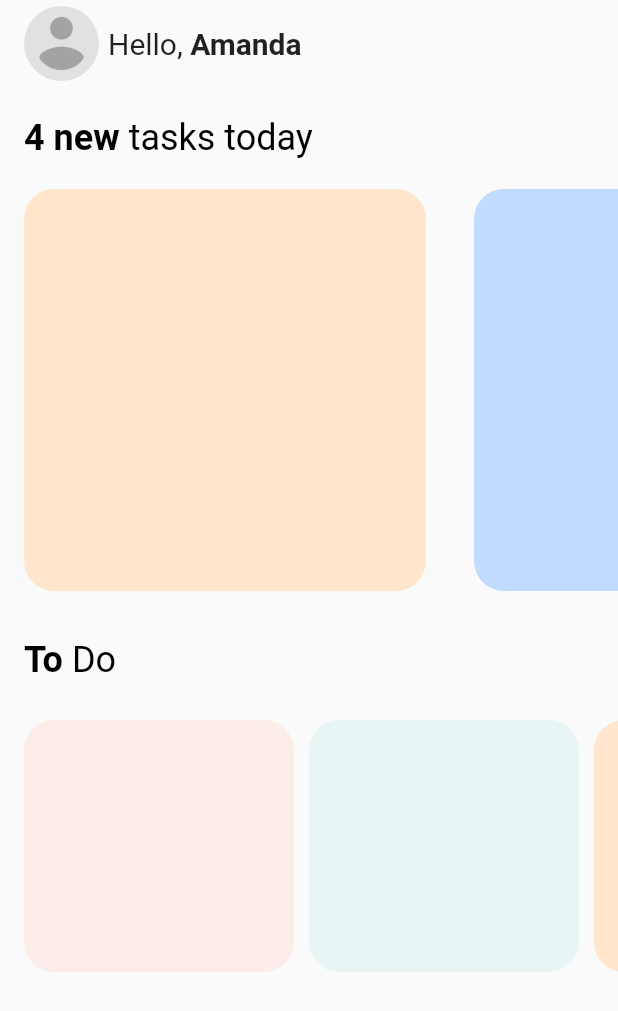
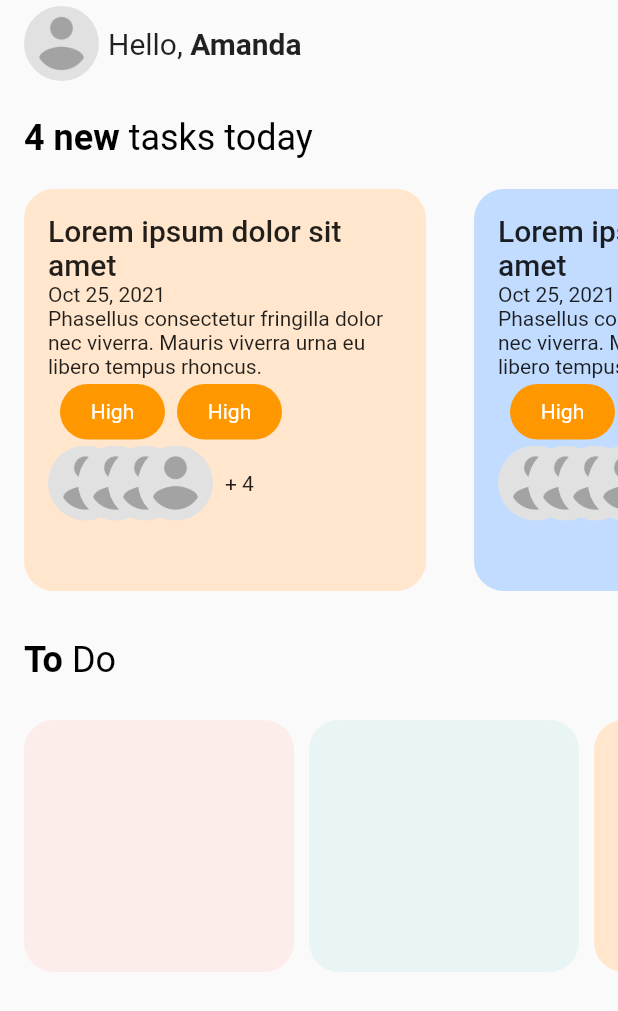
Before and after one commit to RadoslawCzubak/flutter_to_do, a Flutter app: the screen it shows after launch, on a phone screen of 412 x 824 dp. Shown: the top 1011 px of the screen. Run offline on Flutter 3.47's test engine with Material 2 defaults, Android fonts, the phone set to English and light mode, and no system bars.

Commit message:
add Main Item layout

```diff
--- a/lib/dashboard/dashboard_page.dart
+++ b/lib/dashboard/dashboard_page.dart
@@ -128,10 +128,114 @@ class MainItem extends StatelessWidget {
     return Container(
       padding: EdgeInsets.all(16.0),
       child: Container(
+        padding: EdgeInsets.all(16.0),
         decoration: BoxDecoration(
             color: color,
             borderRadius: BorderRadius.all(Radius.circular(20.0))),
+        child: Column(
+          mainAxisAlignment: MainAxisAlignment.start,
+          crossAxisAlignment: CrossAxisAlignment.stretch,
+          children: [
+            Container(
+                child: Text(
+              'Lorem ipsum dolor sit amet',
+              style: TextStyle(fontSize: 20.0, fontWeight: FontWeight.w500),
+            )),
+            DateRow(),
+            TaskDescription(),
+            LabelsRow(),
+            PeoplesRow()
+          ],
+        ),
       ),
+    );
+  }
+}
+
+class TaskDescription extends StatelessWidget {
+  @override
+  Widget build(BuildContext context) {
+    return Container(
+        child: Text(
+      'Phasellus consectetur fringilla dolor nec viverra. Mauris viverra urna eu libero tempus rhoncus.',
+    ));
+  }
+}
+
+class LabelsRow extends StatelessWidget {
+  @override
+  Widget build(BuildContext context) {
+    return Container(
+      height: 45.0,
+      child: ListView(
+        scrollDirection: Axis.horizontal,
+        padding: EdgeInsets.all(4.0),
+        children: [
+          Label(),
+          Label(),
+        ],
+      ),
+    );
+  }
+}
+
+class PeoplesRow extends StatelessWidget {
+  @override
+  Widget build(BuildContext context) {
+    return Row(
+      children: [
+        Expanded(
+          child: Stack(
+            children: [
+              Positioned(
+                child: ClipOval(child: imagePlaceholder()),
+              ),
+              Positioned(child: ClipOval(child: imagePlaceholder()), left: 20),
+              Positioned(child: ClipOval(child: imagePlaceholder()), left: 40),
+              Positioned(child: ClipOval(child: imagePlaceholder()), left: 60),
+            ],
+          ),
+        ),
+        Expanded(child: Text('+ 4'))
+      ],
+    );
+  }
+}
+
+Widget imagePlaceholder() {
+  return Image.asset(
+    'assets/images/Profile_avatar_placeholder_large.png',
+    height: 50.0,
+    width: 50.0,
+  );
+}
+
+class Label extends StatelessWidget {
+  @override
+  Widget build(BuildContext context) {
+    return Padding(
+      padding: const EdgeInsets.only(left: 4.0, right: 4.0),
+      child: Container(
+        alignment: Alignment.center,
+        height: 30.0,
+        width: 70.0,
+        child: Text(
+          'High',
+          style: TextStyle(color: Colors.white, fontSize: 14.0),
+        ),
+        decoration: BoxDecoration(
+            color: Colors.orange,
+            borderRadius: BorderRadius.all(Radius.circular(20.0))),
+      ),
+    );
+  }
+}
+
+class DateRow extends StatelessWidget {
+  @override
+  Widget build(BuildContext context) {
+    return Row(
+      children: [Text('Oct 25, 2021')],
     );
   }
 }
```
